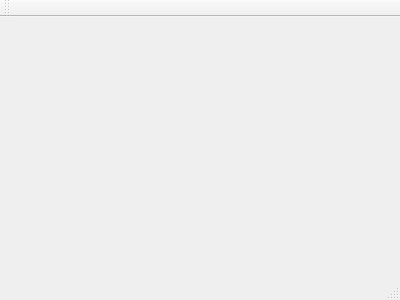
Before: the Qt Designer form mainwindow.ui in serg-gusev/tasks-handler, drawn with Qt 5.
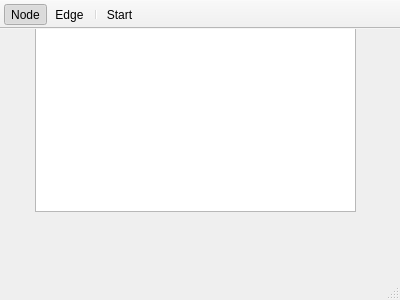
After: the same form once the commit is applied. Icons and pictures are not drawn.

Commit message: Some test code to draw node on scene click

```diff
--- a/mainwindow.ui
+++ b/mainwindow.ui
@@ -12,13 +12,84 @@
   <property name="windowTitle" >
    <string>MainWindow</string>
   </property>
-  <widget class="QMenuBar" name="menuBar" />
-  <widget class="QToolBar" name="mainToolBar" />
-  <widget class="QWidget" name="centralWidget" />
-  <widget class="QStatusBar" name="statusBar" />
+  <widget class="QGraphicsView" name="graphEditor">
+   <property name="geometry">
+    <rect>
+     <x>35</x>
+     <y>20</y>
+     <width>321</width>
+     <height>192</height>
+    </rect>
+   </property>
+  </widget>
+  <widget class="QToolBar" name="mainToolBar">
+   <property name="movable">
+    <bool>false</bool>
+   </property>
+   <property name="floatable">
+    <bool>false</bool>
+   </property>
+   <attribute name="toolBarArea">
+    <enum>TopToolBarArea</enum>
+   </attribute>
+   <attribute name="toolBarBreak">
+    <bool>false</bool>
+   </attribute>
+   <addaction name="actionNode"/>
+   <addaction name="actionEdge"/>
+   <addaction name="separator"/>
+   <addaction name="actionStart"/>
+  </widget>
+  <widget class="QStatusBar" name="statusBar"/>
+  <action name="actionNode">
+   <property name="checkable">
+    <bool>true</bool>
+   </property>
+   <property name="checked">
+    <bool>true</bool>
+   </property>
+   <property name="icon">
+    <iconset resource="res.qrc">
+     <normaloff>:/images/node.png</normaloff>:/images/node.png</iconset>
+   </property>
+   <property name="text">
+    <string>Node</string>
+   </property>
+   <property name="toolTip">
+    <string>Insert nodes</string>
+   </property>
+  </action>
+  <action name="actionEdge">
+   <property name="checkable">
+    <bool>true</bool>
+   </property>
+   <property name="icon">
+    <iconset resource="res.qrc">
+     <normaloff>:/images/edge.png</normaloff>:/images/edge.png</iconset>
+   </property>
+   <property name="text">
+    <string>Edge</string>
+   </property>
+   <property name="toolTip">
+    <string>Connect nodes with edge</string>
+   </property>
+  </action>
+  <action name="actionStart">
+   <property name="icon">
+    <iconset resource="res.qrc">
+     <normaloff>:/images/start.png</normaloff>:/images/start.png</iconset>
+   </property>
+   <property name="text">
+    <string>Start</string>
+   </property>
+   <property name="toolTip">
+    <string>Start calculation</string>
+   </property>
+  </action>
  </widget>
- <layoutDefault spacing="6" margin="11" />
- <pixmapfunction></pixmapfunction>
- <resources/>
+ <layoutdefault spacing="6" margin="11"/>
+ <resources>
+  <include location="res.qrc"/>
+ </resources>
  <connections/>
 </ui>
```
Left out of the diff: 9 changed lines with no effect on the pictures. The commit also changes 9 other files.
